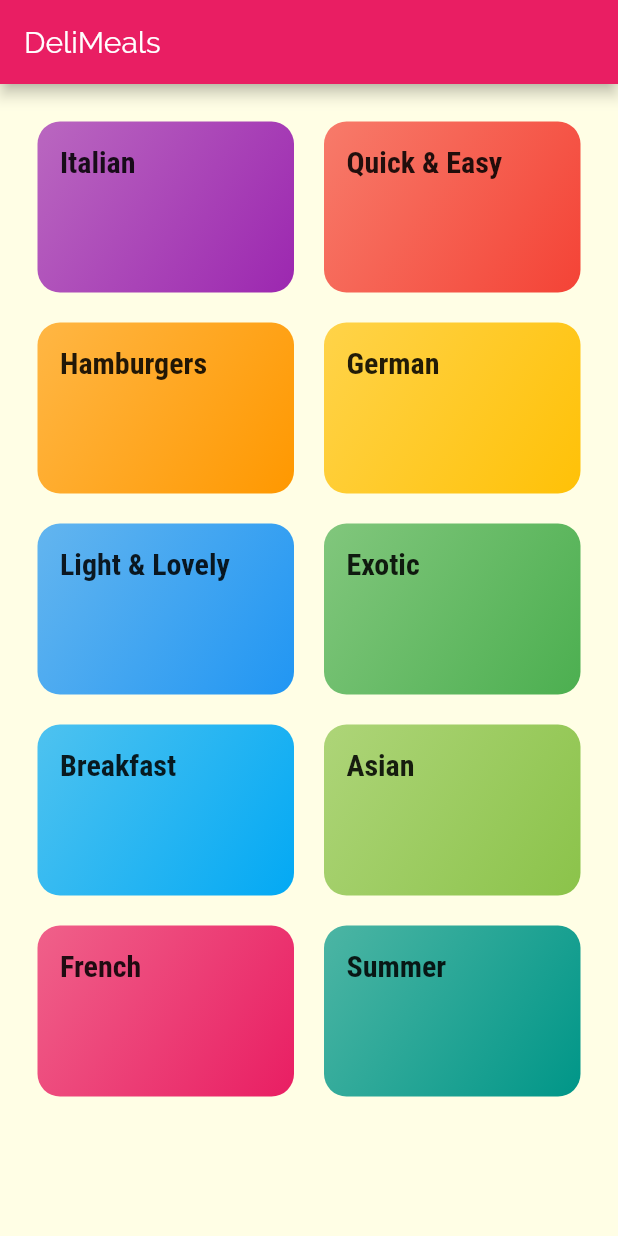
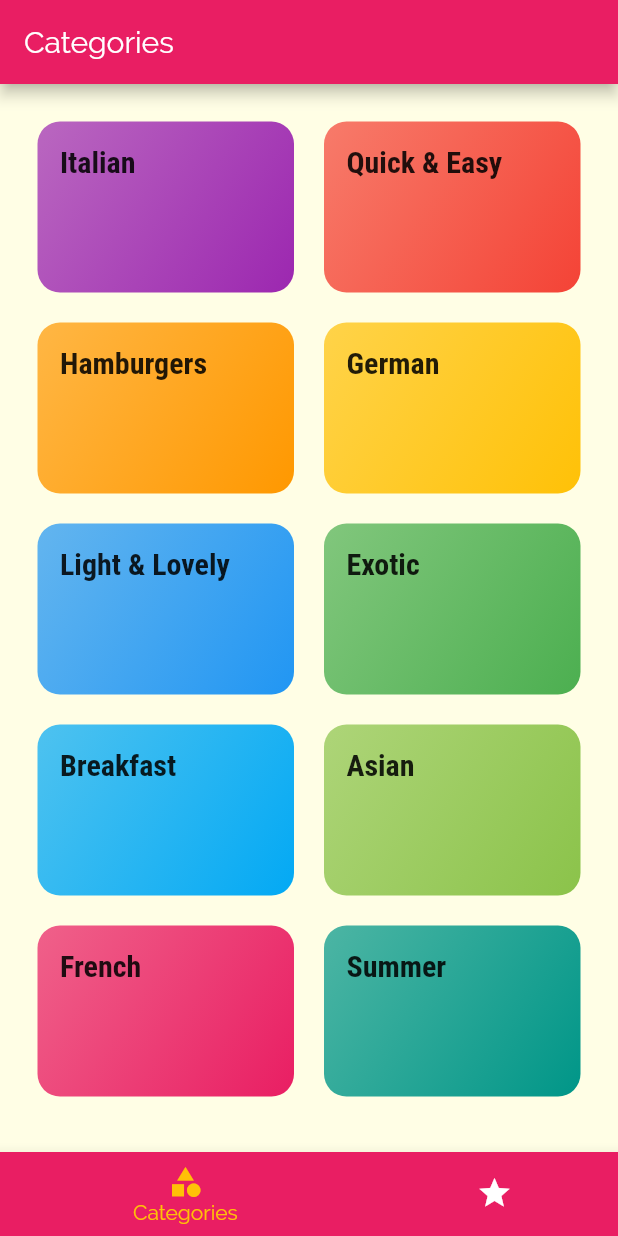
Before and after one commit to manavparikh01/Meals_App, a Flutter app: the screen it shows after launch, on a phone screen of 412 x 824 dp. Run offline on Flutter 3.47's test engine with Material 2 defaults, Android fonts, the phone set to English and light mode, and no system bars.

Commit message:
a little update

```diff
--- a/lib/main.dart
+++ b/lib/main.dart
@@ -1,4 +1,5 @@
 import 'package:flutter/material.dart';
+import './screens/tabs_screen.dart';
 import './screens/meal_detail_screen.dart';
 import './screens/category_meals_screen.dart';
 import './screens/categories_screens.dart';
@@ -32,7 +33,7 @@ class MyApp extends StatelessWidget {
       //home: CategoryScreen(),
       initialRoute: '/',
       routes: {
-        '/': (ctx) => CategoryScreen(),
+        '/': (ctx) => TabsScreen(),
         CategoryMealsScreen.routeName: (ctx) => CategoryMealsScreen(),
         MealDetailScreen.routeName: (ctx) => MealDetailScreen(),
       },
--- a/lib/screens/categories_screens.dart
+++ b/lib/screens/categories_screens.dart
@@ -6,9 +6,8 @@ import '../widgets/category_item.dart';
 class CategoryScreen extends StatelessWidget {
   @override
   Widget build(BuildContext context) {
-    return Scaffold(
-      appBar: AppBar(title: Text('DeliMeals')),
-      body: GridView(
+    return Container(
+      child: GridView(
           padding: EdgeInsets.all(25),
           children: DUMMY_CATEGORIES
               .map(
--- /dev/null
+++ b/lib/screens/tabs_screen.dart
@@ -0,0 +1,89 @@
+import 'package:flutter/material.dart';
+
+import './categories_screens.dart';
+import './favourites_screen.dart';
+
+class TabsScreen extends StatefulWidget {
+  @override
+  _TabsScreenState createState() => _TabsScreenState();
+}
+
+class _TabsScreenState extends State<TabsScreen> {
+  final List<Map<String, Object>> _pages = [
+    {
+      'screen': CategoryScreen(),
+      'title': 'Categories',
+    },
+    {
+      'screen': FavouriteScreen(),
+      'title': 'Favourites',
+    },
+  ];
+  int _selectedIndex = 0;
+
+  void _selectTab(int index) {
+    setState(() {
+      _selectedIndex = index;
+    });
+  }
+
+  @override
+  Widget build(BuildContext context) {
+    return Scaffold(
+      appBar: AppBar(
+        title: Text(_pages[_selectedIndex]['title']),
+      ),
+      body: _pages[_selectedIndex]['screen'],
+      bottomNavigationBar: BottomNavigationBar(
+        backgroundColor: Theme.of(context).primaryColor,
+        unselectedItemColor: Colors.white,
+        selectedItemColor: Theme.of(context).accentColor,
+        currentIndex: _selectedIndex,
+        type: BottomNavigationBarType.shifting,
+        onTap: _selectTab,
+        items: [
+          BottomNavigationBarItem(
+            backgroundColor: Theme.of(context).primaryColor,
+            icon: Icon(Icons.category),
+            title: Text('Categories'),
+          ),
+          BottomNavigationBarItem(
+            backgroundColor: Theme.of(context).primaryColor,
+            icon: Icon(Icons.star),
+            title: Text(
+              'Favourites',
+            ),
+          ),
+        ],
+      ),
+    );
+  }
+  // Widget build(BuildContext context) {
+  //   return DefaultTabController(
+  //     length: 2,
+  //     child: Scaffold(
+  //       appBar: AppBar(
+  //         title: Text('Meals'),
+  //         bottom: TabBar(
+  //           tabs: <Widget>[
+  //             Tab(
+  //               icon: Icon(Icons.category),
+  //               text: 'Categories',
+  //             ),
+  //             Tab(
+  //               icon: Icon(Icons.star),
+  //               text: 'Favourites',
+  //             ),
+  //           ],
+  //         ),
+  //       ),
+  //       body: TabBarView(
+  //         children: <Widget>[
+  //           CategoryScreen(),
+  //           FavouriteScreen(),
+  //         ],
+  //       ),
+  //     ),
+  //   );
+  // }
+}
```
Also changed, not shown: lib/screens/favourites_screen.dart (added, +12 -0 lines), lib/screens/meal_detail_screen.dart (+77 -3 lines).
